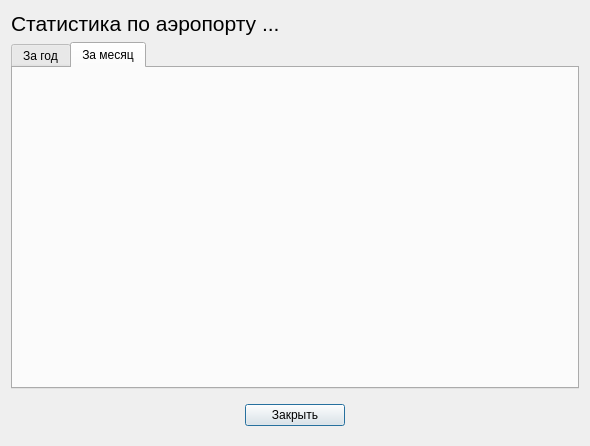
antonbrylyakov/qt-coursework, file statisticdialog.ui: the form before one commit.
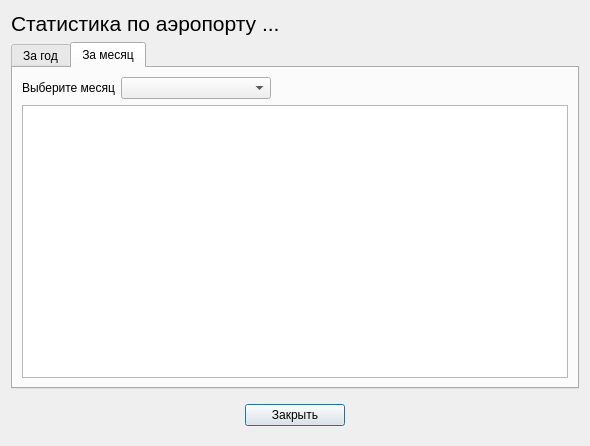
The form after the commit. The open tabs and pages were chosen to show the change. Custom widgets are drawn as their Qt base class.

Commit message: Окно статистики за месяц

Diff of the .ui file:
```diff
--- a/statisticdialog.ui
+++ b/statisticdialog.ui
@@ -44,6 +44,41 @@
       <attribute name="title">
        <string>За месяц</string>
       </attribute>
+      <layout class="QGridLayout" name="gridLayout">
+       <item row="0" column="0">
+        <widget class="QLabel" name="lb_month">
+         <property name="text">
+          <string>Выберите месяц</string>
+         </property>
+        </widget>
+       </item>
+       <item row="0" column="1">
+        <widget class="QComboBox" name="cb_month">
+         <property name="minimumSize">
+          <size>
+           <width>150</width>
+           <height>0</height>
+          </size>
+         </property>
+        </widget>
+       </item>
+       <item row="0" column="2">
+        <spacer name="horizontalSpacer">
+         <property name="orientation">
+          <enum>Qt::Horizontal</enum>
+         </property>
+         <property name="sizeHint" stdset="0">
+          <size>
+           <width>292</width>
+           <height>20</height>
+          </size>
+         </property>
+        </spacer>
+       </item>
+       <item row="1" column="0" colspan="3">
+        <widget class="QChartView" name="cv_monthChartView"/>
+       </item>
+      </layout>
      </widget>
     </widget>
    </item>
@@ -68,6 +103,13 @@
    </item>
   </layout>
  </widget>
+ <customwidgets>
+  <customwidget>
+   <class>QChartView</class>
+   <extends>QGraphicsView</extends>
+   <header>QChartView</header>
+  </customwidget>
+ </customwidgets>
  <resources/>
  <connections/>
 </ui>
```
Left out of the diff: 6 changed lines with no effect on the pictures. The commit also changes 4 other files.
